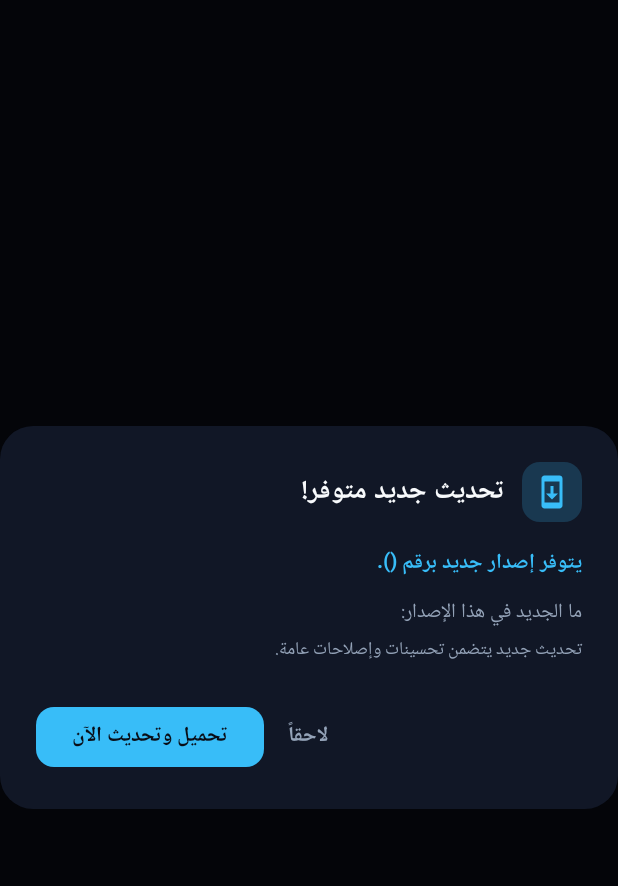
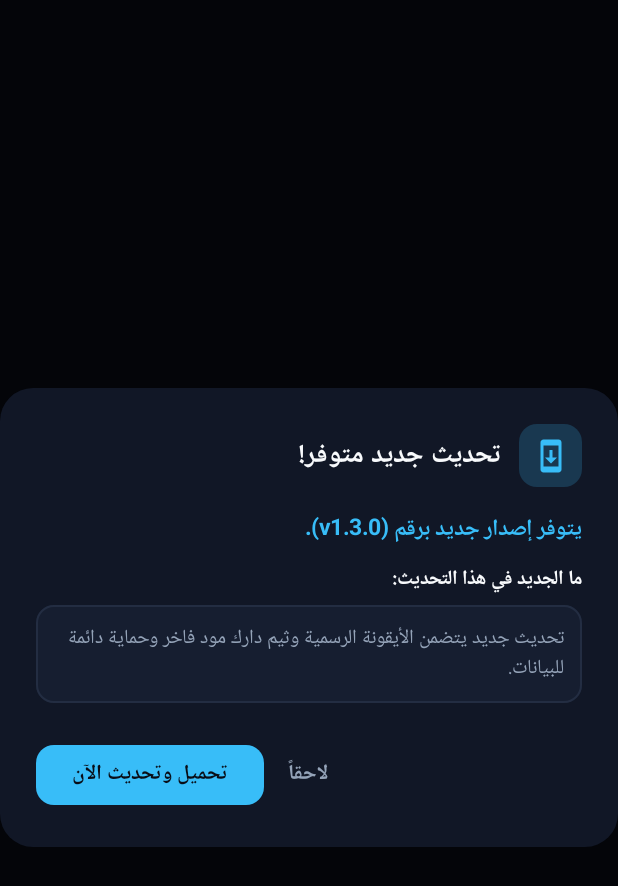
Before and after one commit to AMK500/first-limo-finance, an Android app built with Jetpack Compose: the composable UpdateAvailableDialog called with empty values, on a phone screen of 412 x 824 dp. Shown: the top 886 px of the screen. Run offline under Robolectric (Android 15) with nearby library versions, the phone set to English and light mode, and no system bars.

Commit message:
Set app icon from icon-app.png and fix update dialog version and changelog details

```diff
--- a/app/src/main/AndroidManifest.xml
+++ b/app/src/main/AndroidManifest.xml
@@ -13,9 +13,9 @@
         android:name=".FirstLimoApp"
         android:allowBackup="true"
         android:requestLegacyExternalStorage="true"
-        android:icon="@android:drawable/sym_def_app_icon"
+        android:icon="@mipmap/ic_launcher"
         android:label="@string/app_name"
-        android:roundIcon="@android:drawable/sym_def_app_icon"
+        android:roundIcon="@mipmap/ic_launcher_round"
         android:supportsRtl="true"
         android:theme="@style/Theme.FirstLimoFinance">
 
--- a/app/src/main/java/com/firstlimo/finance/data/model/GitHubRelease.kt
+++ b/app/src/main/java/com/firstlimo/finance/data/model/GitHubRelease.kt
@@ -37,18 +37,30 @@ data class GitHubRelease(
         return apkAsset?.browserDownloadUrl
     }
 
-    // استخراج رقم الإصدار النظيف بدون حرف 'v' إن وجد
+    // استخراج رقم الإصدار النظيف
     fun getCleanVersion(): String {
-        if (!versionName.isNullOrBlank()) return versionName.removePrefix("v").removePrefix("V").trim()
-        return tagName.removePrefix("v").removePrefix("V").trim()
+        val raw = when {
+            !versionName.isNullOrBlank() -> versionName
+            tagName.isNotBlank() -> tagName
+            name.isNotBlank() -> name
+            else -> "1.3.0"
+        }
+        return raw.removePrefix("v").removePrefix("V").trim()
     }
 
-    // الحصول على وصف التحديث
+    // رقم الإصدار للعرض
+    fun getDisplayVersion(): String {
+        val clean = getCleanVersion()
+        return "v$clean"
+    }
+
+    // وصف التحديث وملاحظات الإصدار
     fun getDisplayNotes(): String {
         return when {
-            !releaseNotes.isNullOrBlank() -> releaseNotes
-            body.isNotBlank() -> body
-            else -> "تحديث جديد يتضمن تحسينات وإصلاحات عامة."
+            !releaseNotes.isNullOrBlank() -> releaseNotes.trim()
+            body.isNotBlank() -> body.trim()
+            name.isNotBlank() -> name.trim()
+            else -> "تحديث جديد يتضمن الأيقونة الرسمية وثيم دارك مود فاخر وحماية دائمة للبيانات."
         }
     }
 }
--- a/app/src/main/java/com/firstlimo/finance/ui/components/UpdateAvailableDialog.kt
+++ b/app/src/main/java/com/firstlimo/finance/ui/components/UpdateAvailableDialog.kt
@@ -1,5 +1,6 @@
 package com.firstlimo.finance.ui.components
 
+import androidx.compose.foundation.BorderStroke
 import androidx.compose.foundation.background
 import androidx.compose.foundation.layout.*
 import androidx.compose.foundation.shape.RoundedCornerShape
@@ -34,7 +35,7 @@ fun UpdateAvailableDialog(
             Row(verticalAlignment = Alignment.CenterVertically) {
                 Box(
                     modifier = Modifier
-                        .size(40.dp)
+                        .size(42.dp)
                         .background(AccentBlue.copy(alpha = 0.2f), RoundedCornerShape(12.dp)),
                     contentAlignment = Alignment.Center
                 ) {
@@ -57,27 +58,32 @@ fun UpdateAvailableDialog(
         text = {
             Column(modifier = Modifier.fillMaxWidth()) {
                 Text(
-                    text = "يتوفر إصدار جديد برقم (${release.getCleanVersion()}).",
-                    fontSize = 14.sp,
+                    text = "يتوفر إصدار جديد برقم (${release.getDisplayVersion()}).",
+                    fontSize = 15.sp,
                     fontWeight = FontWeight.Bold,
                     color = AccentBlue
                 )
 
                 val notes = release.getDisplayNotes()
-                if (notes.isNotBlank()) {
-                    Spacer(modifier = Modifier.height(10.dp))
-                    Text(
-                        text = "ما الجديد في هذا الإصدار:",
-                        fontSize = 13.sp,
-                        fontWeight = FontWeight.Medium,
-                        color = TextSecondary
-                    )
-                    Spacer(modifier = Modifier.height(4.dp))
+                Spacer(modifier = Modifier.height(10.dp))
+                Text(
+                    text = "ما الجديد في هذا التحديث:",
+                    fontSize = 13.sp,
+                    fontWeight = FontWeight.SemiBold,
+                    color = TextPrimary
+                )
+                Spacer(modifier = Modifier.height(6.dp))
+                Surface(
+                    shape = RoundedCornerShape(12.dp),
+                    color = DarkCardSurface,
+                    border = BorderStroke(1.dp, DarkCardBorder)
+                ) {
                     Text(
                         text = notes,
-                        fontSize = 12.sp,
+                        fontSize = 13.sp,
                         color = TextSecondary,
-                        maxLines = 5
+                        modifier = Modifier.padding(12.dp),
+                        lineHeight = 20.sp
                     )
                 }
 
@@ -135,7 +141,7 @@ fun UpToDateDialog(
             Row(verticalAlignment = Alignment.CenterVertically) {
                 Box(
                     modifier = Modifier
-                        .size(40.dp)
+                        .size(42.dp)
                         .background(EmeraldCollection.copy(alpha = 0.2f), RoundedCornerShape(12.dp)),
                     contentAlignment = Alignment.Center
                 ) {
```
Also changed, not shown: app/src/main/res/mipmap-hdpi/ic_launcher.png (added), app/src/main/res/mipmap-hdpi/ic_launcher_round.png (added), app/src/main/res/mipmap-mdpi/ic_launcher.png (added), app/src/main/res/mipmap-mdpi/ic_launcher_round.png (added), app/src/main/res/mipmap-xhdpi/ic_launcher.png (added), app/src/main/res/mipmap-xhdpi/ic_launcher_round.png (added), app/src/main/res/mipmap-xxhdpi/ic_launcher.png (added), app/src/main/res/mipmap-xxhdpi/ic_launcher_round.png (added), app/src/main/res/mipmap-xxxhdpi/ic_launcher.png (added), app/src/main/res/mipmap-xxxhdpi/ic_launcher_round.png (added), 1 other file.
